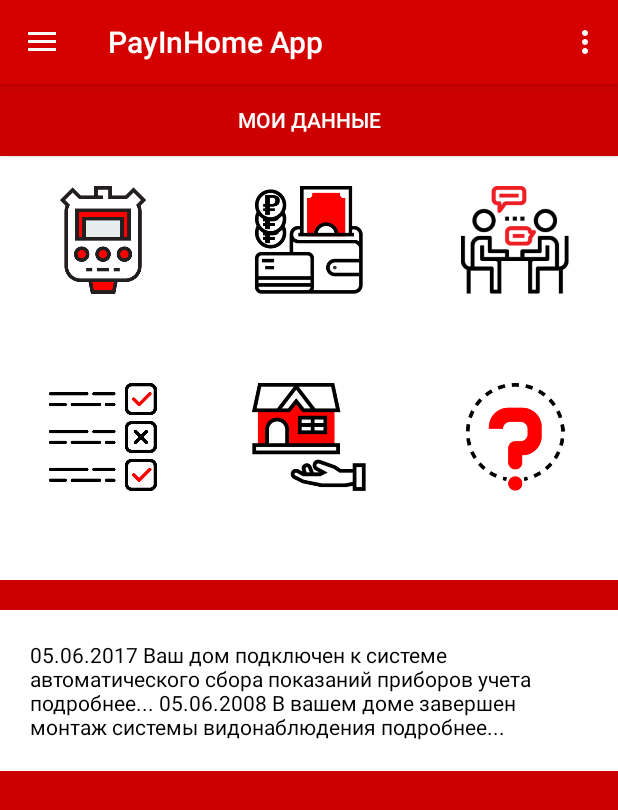
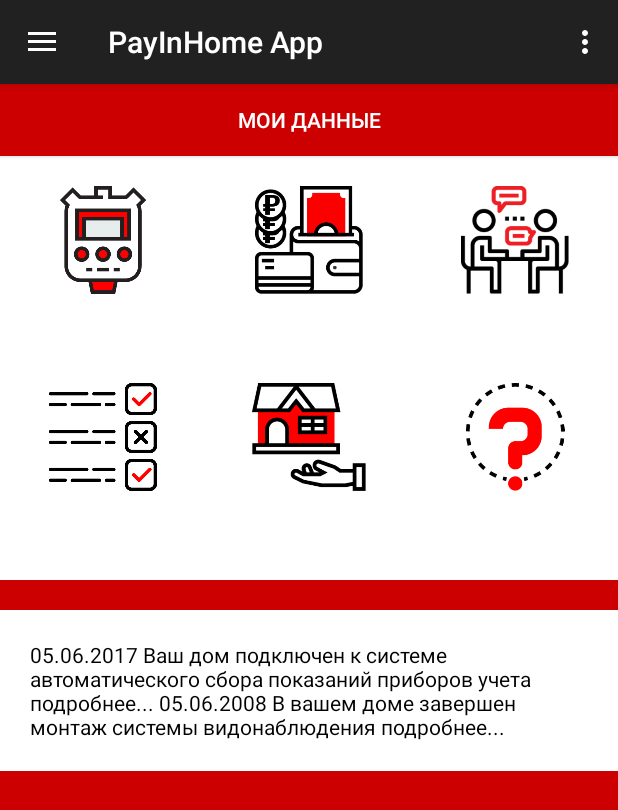
Before and after one commit to GermanMik/PayInHome, an Android app: the screen it shows after launch (MainActivity), after a tap on "ВОЙТИ", on a phone screen of 412 x 824 dp. Shown: the top 810 px of the screen. Run offline under Robolectric (Android 15) with nearby library versions, the phone set to English and light mode, and no system bars.

Commit message:
Changed stylesof themes

```diff
--- a/app/src/main/res/values/styles.xml
+++ b/app/src/main/res/values/styles.xml
@@ -7,6 +7,7 @@
         <item name="colorPrimary">@color/primaryColor</item>
         <item name="colorPrimaryDark">@color/primaryDarkColor</item>
         <item name="colorAccent">@color/primaryLightColor</item>
+        <item name="colorSecondary">@color/secondaryLightColor</item>
         <item name="android:textColor">@color/primaryTextColor</item>
         <item name="android:textColorPrimary">@color/primaryTextColor</item>
         <item name="android:textColorSecondary">@color/secondaryTextColor</item>
@@ -14,9 +15,15 @@
     <!-- Red colors application theme. -->
     <style name="DarkTheme" parent="Theme.AppCompat.NoActionBar">
         <!-- Customize your theme here. -->
-        <item name="colorPrimary">@color/secondaryColor</item>
-        <item name="colorPrimaryDark">@color/secondaryDarkColor</item>
-        <item name="colorAccent">@color/secondaryLightColor</item>
+        <item name="colorPrimary">@color/primaryColorDark</item>
+        <item name="colorPrimaryDark">@color/primaryDarkColorDark</item>
+        <item name="colorAccent">@color/primaryLightColorDark</item>
+        <item name="colorSecondary">@color/secondaryColorDark</item>
+        <item name="android:textColor">@color/primaryTextColor</item>
+        <item name="android:textColorPrimary">@color/primaryTextColor</item>
+        <item name="android:textColorSecondary">@color/secondaryTextColor</item>
+
+
     </style>
 
     <style name="AppTheme.NoActionBar">
```
